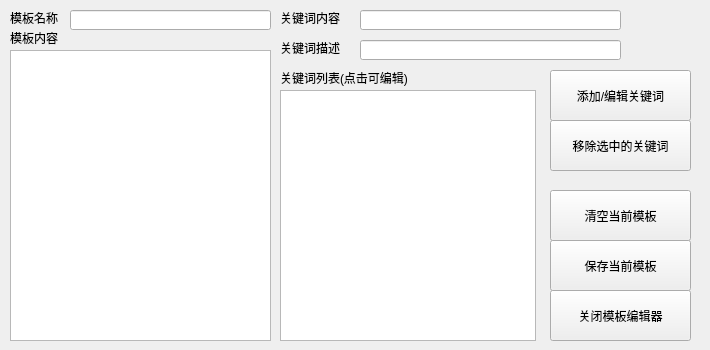
Pitrick3141/DontFDHere, file ui/FormCustom.ui: the form before one commit.
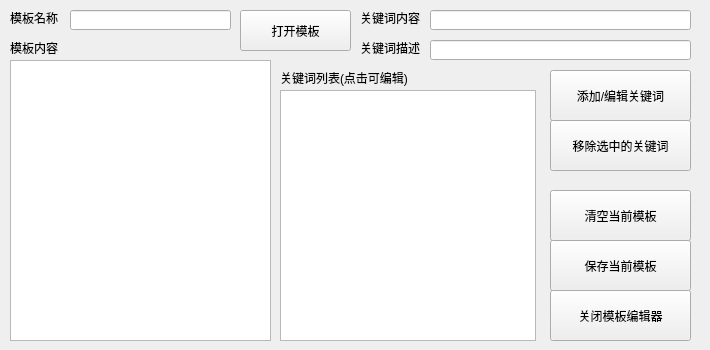
The form after the commit. Icons and pictures are not drawn.

Diff of the .ui file:
```diff
--- a/ui/FormCustom.ui
+++ b/ui/FormCustom.ui
@@ -33,9 +33,9 @@
    <property name="geometry">
     <rect>
      <x>10</x>
-     <y>50</y>
+     <y>60</y>
      <width>261</width>
-     <height>291</height>
+     <height>281</height>
     </rect>
    </property>
   </widget>
@@ -43,7 +43,7 @@
    <property name="geometry">
     <rect>
      <x>10</x>
-     <y>30</y>
+     <y>40</y>
      <width>91</width>
      <height>16</height>
     </rect>
@@ -55,7 +55,7 @@
   <widget class="QLineEdit" name="lineKeyword">
    <property name="geometry">
     <rect>
-     <x>360</x>
+     <x>430</x>
      <y>10</y>
      <width>261</width>
      <height>20</height>
@@ -65,7 +65,7 @@
   <widget class="QLineEdit" name="lineDescription">
    <property name="geometry">
     <rect>
-     <x>360</x>
+     <x>430</x>
      <y>40</y>
      <width>261</width>
      <height>20</height>
@@ -75,7 +75,7 @@
   <widget class="QLabel" name="label_2">
    <property name="geometry">
     <rect>
-     <x>280</x>
+     <x>360</x>
      <y>10</y>
      <width>81</width>
      <height>16</height>
@@ -88,7 +88,7 @@
   <widget class="QLabel" name="label_3">
    <property name="geometry">
     <rect>
-     <x>280</x>
+     <x>360</x>
      <y>40</y>
      <width>81</width>
      <height>16</height>
@@ -217,7 +217,7 @@
     <rect>
      <x>70</x>
      <y>10</y>
-     <width>201</width>
+     <width>161</width>
      <height>20</height>
     </rect>
    </property>
@@ -235,6 +235,19 @@
     <string/>
    </property>
   </widget>
+  <widget class="QPushButton" name="buttonLoad">
+   <property name="geometry">
+    <rect>
+     <x>240</x>
+     <y>10</y>
+     <width>111</width>
+     <height>41</height>
+    </rect>
+   </property>
+   <property name="text">
+    <string>打开模板</string>
+   </property>
+  </widget>
  </widget>
  <resources/>
  <connections/>
```
